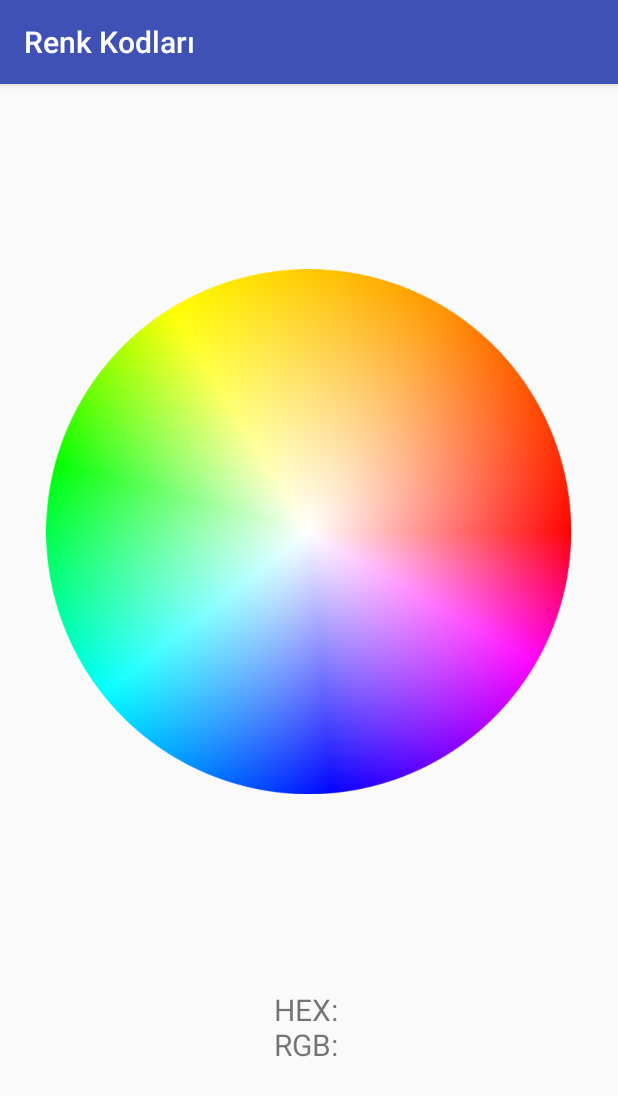
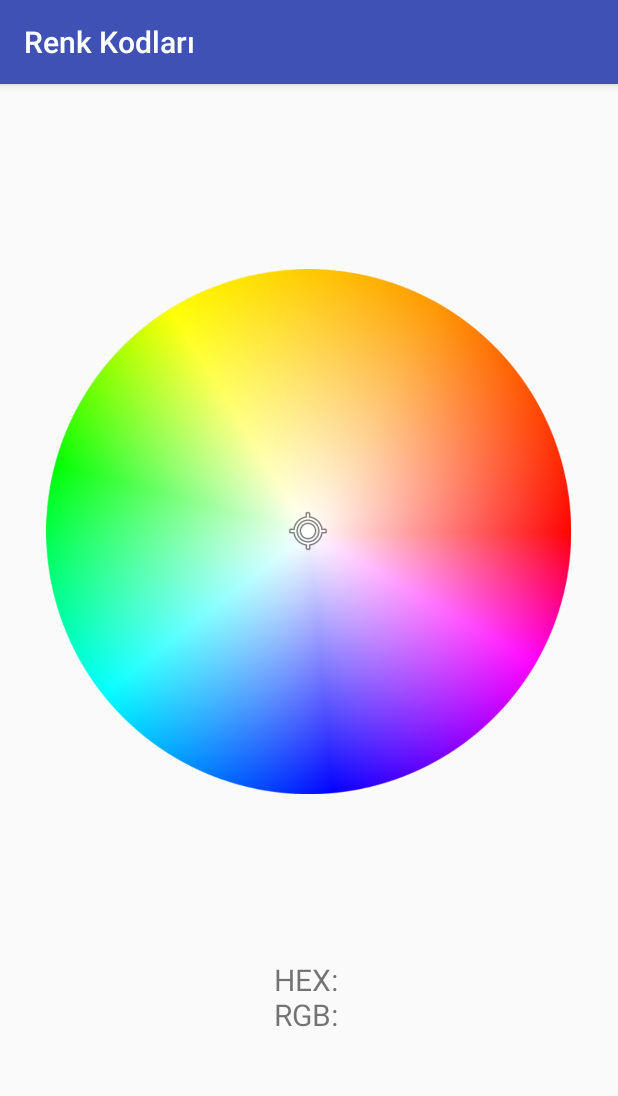
Before and after one commit to hybrayhem/iot-led-controller, an Android app: the screen it shows after launch (MainActivity), on a phone screen of 412 x 824 dp. Shown: the top 1096 px of the screen. Run offline under Robolectric (Android 15) with nearby library versions, the phone set to English and light mode, and no system bars; plain views replace ColorPickerView.

Commit message:
Update activity_main.xml

```diff
--- a/app/src/main/res/layout/activity_main.xml
+++ b/app/src/main/res/layout/activity_main.xml
@@ -9,28 +9,49 @@
     <LinearLayout
         android:layout_width="match_parent"
         android:layout_height="match_parent"
+        android:gravity="center"
         android:orientation="vertical"
+        tools:layout_editor_absoluteX="0dp"
+        tools:layout_editor_absoluteY="164dp">
+
+        <RelativeLayout
+            android:layout_width="350dp"
+            android:layout_height="350dp"
             android:gravity="center">
 
             <ImageView
                 android:id="@+id/colorWheel"
                 android:layout_width="350dp"
                 android:layout_height="350dp"
-            android:layout_margin="20dp"
+                android:layout_alignParentStart="true"
+                android:layout_alignParentLeft="true"
+                android:layout_alignParentTop="true"
+                android:layout_marginStart="0dp"
+                android:layout_marginLeft="0dp"
+                android:layout_marginTop="0dp"
                 app:srcCompat="@drawable/color_wheel_730" />
+
+            <ImageView
+                android:id="@+id/picker"
+                android:layout_width="wrap_content"
+                android:layout_height="wrap_content"
+                android:layout_centerInParent="true"
+                app:srcCompat="@android:drawable/ic_menu_mylocation" />
+        </RelativeLayout>
+
         <View
             android:id="@+id/colorView"
             android:layout_width="match_parent"
-            android:layout_height="100dp"/>
+            android:layout_height="100dp" />
 
         <TextView
             android:id="@+id/txtResult"
             android:layout_width="match_parent"
             android:layout_height="wrap_content"
+            android:layout_margin="10dp"
             android:gravity="center"
             android:text="HEX: \nRGB: "
-            android:textSize="20sp"
-            android:layout_margin="10dp"/>
+            android:textSize="20sp" />
 
     </LinearLayout>
 
```
Lines whose indentation alone changed are shown as unchanged.
